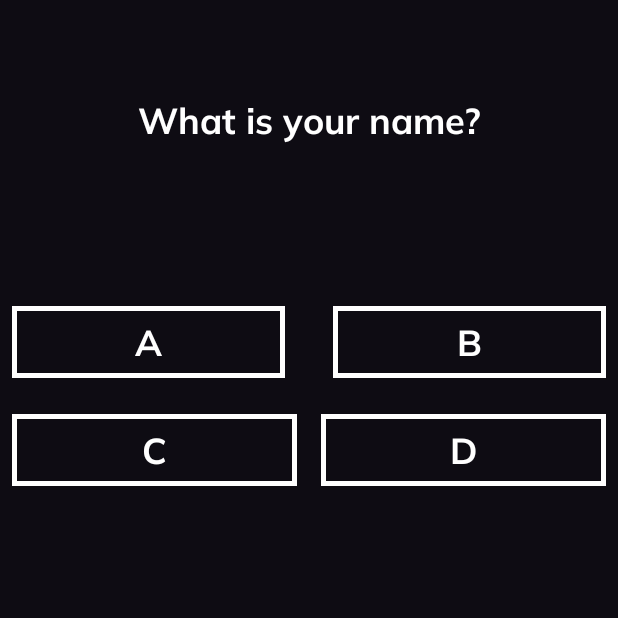
After one commit to yafi38/The-200-IQ-Challenge, an Android app: the GameActivity screen opened directly, with no data from a screen before it, on a phone screen of 412 x 824 dp, the top half of it. The commit adds this screen. Run offline under Robolectric (Android 15) with nearby library versions, the phone set to English and light mode, and no system bars.

Commit message:
main menu and game scene completed

```diff
--- a/app/build.gradle
+++ b/app/build.gradle
@@ -24,9 +24,10 @@ android {
 
 dependencies {
     implementation fileTree(dir: 'libs', include: ['*.jar'])
-    implementation"org.jetbrains.kotlin:kotlin-stdlib-jre7:$kotlin_version"
+    implementation "org.jetbrains.kotlin:kotlin-stdlib-jre7:$kotlin_version"
     implementation 'com.android.support:appcompat-v7:27.1.1'
     implementation 'com.android.support.constraint:constraint-layout:1.0.2'
+    implementation 'com.android.support:design:27.1.1'
     testImplementation 'junit:junit:4.12'
     androidTestImplementation 'com.android.support.test:runner:1.0.1'
     androidTestImplementation 'com.android.support.test.espresso:espresso-core:3.0.1'
--- /dev/null
+++ b/app/src/main/java/com/practice/yafi/the200iqchallenge/Controller/GameActivity.kt
@@ -0,0 +1,58 @@
+package com.practice.yafi.the200iqchallenge.Controller
+
+import android.os.Bundle
+import android.support.v7.app.AppCompatActivity
+import android.view.View
+import com.practice.yafi.the200iqchallenge.R
+import com.practice.yafi.the200iqchallenge.Services.DataService
+
+import kotlinx.android.synthetic.main.activity_game.*
+
+class GameActivity : AppCompatActivity() {
+    var currentQuestionNo = 0;
+    val questions = DataService.questions
+
+    override fun onCreate(savedInstanceState: Bundle?) {
+        super.onCreate(savedInstanceState)
+        setContentView(R.layout.activity_game)
+        init()
+    }
+
+    fun init() {
+        val currentQuestion =  questions[currentQuestionNo]
+        questionText.text = currentQuestion.question
+        optionButton1.text = currentQuestion.options[0]
+        optionButton2.text = currentQuestion.options[1]
+        optionButton3.text = currentQuestion.options[2]
+        optionButton4.text = currentQuestion.options[3]
+    }
+
+    fun optionButton1Clicked(view: View) {
+        if(questions[currentQuestionNo].answer == 1) {
+            currentQuestionNo++;
+            init();
+        }
+    }
+
+    fun optionButton2Clicked(view: View) {
+        if(questions[currentQuestionNo].answer == 2) {
+            currentQuestionNo++;
+            init();
+        }
+    }
+
+    fun optionButton3Clicked(view: View) {
+        if(questions[currentQuestionNo].answer == 3) {
+            currentQuestionNo++;
+            init();
+        }
+    }
+
+    fun optionButton4Clicked(view: View) {
+        if(questions[currentQuestionNo].answer == 4) {
+            currentQuestionNo++;
+            init();
+        }
+    }
+
+}
--- /dev/null
+++ b/app/src/main/java/com/practice/yafi/the200iqchallenge/Model/Question.kt
@@ -0,0 +1,4 @@
+package com.practice.yafi.the200iqchallenge.Model
+
+class Question(val question: String, val options: Array<String>, val answer: Int) {
+}
--- /dev/null
+++ b/app/src/main/java/com/practice/yafi/the200iqchallenge/Services/DataService.kt
@@ -0,0 +1,10 @@
+package com.practice.yafi.the200iqchallenge.Services
+
+import com.practice.yafi.the200iqchallenge.Model.Question
+
+object DataService {
+    val questions = listOf(
+            Question("What is your name?", arrayOf("A", "B", "C", "D"), 1),
+            Question("What is your age?", arrayOf("A", "B", "C", "D"), 2)
+    )
+}
--- /dev/null
+++ b/app/src/main/res/drawable/purple_background.xml
@@ -0,0 +1,6 @@
+<?xml version="1.0" encoding="utf-8"?>
+<shape xmlns:android="http://schemas.android.com/apk/res/android">
+    <solid android:color="@color/colorPrimary" />
+    <stroke android:color="@android:color/white"
+        android:width="3dp" />
+</shape>
--- /dev/null
+++ b/app/src/main/res/drawable/white_border.xml
@@ -0,0 +1,5 @@
+<?xml version="1.0" encoding="utf-8"?>
+<shape xmlns:android="http://schemas.android.com/apk/res/android">
+    <stroke android:color="@android:color/white"
+        android:width="3dp" />
+</shape>
--- /dev/null
+++ b/app/src/main/res/layout/activity_game.xml
@@ -0,0 +1,95 @@
+<?xml version="1.0" encoding="utf-8"?>
+<android.support.constraint.ConstraintLayout xmlns:android="http://schemas.android.com/apk/res/android"
+    xmlns:app="http://schemas.android.com/apk/res-auto"
+    xmlns:tools="http://schemas.android.com/tools"
+    android:layout_width="match_parent"
+    android:layout_height="match_parent"
+    android:background="@color/colorPrimaryDark"
+    tools:context=".Controller.GameActivity">
+
+    <Button
+        android:id="@+id/optionButton1"
+        android:layout_width="0dp"
+        android:layout_height="wrap_content"
+        android:layout_marginEnd="16dp"
+        android:layout_marginStart="8dp"
+        android:layout_marginTop="108dp"
+        android:background="@drawable/white_border"
+        android:onClick="optionButton1Clicked"
+        android:paddingLeft="5dp"
+        android:paddingRight="5dp"
+        app:layout_constraintDimensionRatio=""
+        app:layout_constraintEnd_toStartOf="@+id/guideline"
+        app:layout_constraintHorizontal_bias="1.0"
+        app:layout_constraintStart_toStartOf="parent"
+        app:layout_constraintTop_toBottomOf="@+id/questionText"
+        tools:text="Option 1 is here" />
+
+    <Button
+        android:id="@+id/optionButton3"
+        android:layout_width="0dp"
+        android:layout_height="wrap_content"
+        android:layout_marginEnd="8dp"
+        android:layout_marginStart="8dp"
+        android:layout_marginTop="24dp"
+        android:background="@drawable/white_border"
+        android:onClick="optionButton3Clicked"
+        android:paddingLeft="5dp"
+        android:paddingRight="5dp"
+        app:layout_constraintEnd_toStartOf="@+id/guideline"
+        app:layout_constraintStart_toStartOf="parent"
+        app:layout_constraintTop_toBottomOf="@+id/optionButton1"
+        tools:text="Option 3 is here" />
+
+    <android.support.constraint.Guideline
+        android:id="@+id/guideline"
+        android:layout_width="wrap_content"
+        android:layout_height="wrap_content"
+        android:orientation="vertical"
+        app:layout_constraintGuide_percent="0.5" />
+
+    <Button
+        android:id="@+id/optionButton2"
+        android:layout_width="0dp"
+        android:layout_height="0dp"
+        android:layout_marginEnd="8dp"
+        android:layout_marginStart="16dp"
+        android:background="@drawable/white_border"
+        android:onClick="optionButton2Clicked"
+        android:paddingLeft="5dp"
+        android:paddingRight="5dp"
+        app:layout_constraintBottom_toBottomOf="@+id/optionButton1"
+        app:layout_constraintEnd_toEndOf="parent"
+        app:layout_constraintStart_toStartOf="@+id/guideline"
+        app:layout_constraintTop_toTopOf="@+id/optionButton1"
+        tools:text="Option 2 is here" />
+
+    <Button
+        android:id="@+id/optionButton4"
+        android:layout_width="0dp"
+        android:layout_height="wrap_content"
+        android:layout_marginEnd="8dp"
+        android:layout_marginStart="8dp"
+        android:background="@drawable/white_border"
+        android:onClick="optionButton4Clicked"
+        android:paddingLeft="5dp"
+        android:paddingRight="5dp"
+        app:layout_constraintBottom_toBottomOf="@+id/optionButton3"
+        app:layout_constraintEnd_toEndOf="parent"
+        app:layout_constraintStart_toStartOf="@+id/guideline"
+        tools:text="Option 4 is here" />
+
+    <TextView
+        android:id="@+id/questionText"
+        android:layout_width="0dp"
+        android:layout_height="wrap_content"
+        android:layout_marginEnd="8dp"
+        android:layout_marginStart="8dp"
+        android:layout_marginTop="64dp"
+        android:textAlignment="center"
+        app:layout_constraintEnd_toEndOf="parent"
+        app:layout_constraintHorizontal_bias="0.0"
+        app:layout_constraintStart_toStartOf="parent"
+        app:layout_constraintTop_toTopOf="parent"
+        tools:text="Question will go here. Checking multiple lines" />
+</android.support.constraint.ConstraintLayout>
--- /dev/null
+++ b/app/src/main/res/values/dimens.xml
@@ -0,0 +1,3 @@
+<resources>
+    <dimen name="fab_margin">16dp</dimen>
+</resources>
--- a/app/src/main/res/values/strings.xml
+++ b/app/src/main/res/values/strings.xml
@@ -1,3 +1,4 @@
 <resources>
     <string name="app_name">The 200 IQ Challenge</string>
+    <string name="title_activity_game">GameActivity</string>
 </resources>
--- a/app/src/main/res/values/styles.xml
+++ b/app/src/main/res/values/styles.xml
@@ -9,6 +9,11 @@
         <item name="android:fontFamily">@font/muli_bold</item>
         <item name="android:textColor">@android:color/white</item>
         <item name="android:textSize">24sp</item>
+        <item name="android:textAllCaps">false</item>
     </style>
 
+    <style name="AppTheme.AppBarOverlay" parent="ThemeOverlay.AppCompat.Dark.ActionBar" />
+
+    <style name="AppTheme.PopupOverlay" parent="ThemeOverlay.AppCompat.Light" />
+
 </resources>
```
Also changed, not shown: app/src/main/AndroidManifest.xml (+9 -1 lines), app/src/main/java/com/practice/yafi/the200iqchallenge/Controller/MenuActivity.kt (added, +21 -0 lines), app/src/main/java/com/practice/yafi/the200iqchallenge/MenuActivity.kt (deleted, +0 -12 lines), app/src/main/res/layout/activity_menu.xml (+51 -1 lines).
